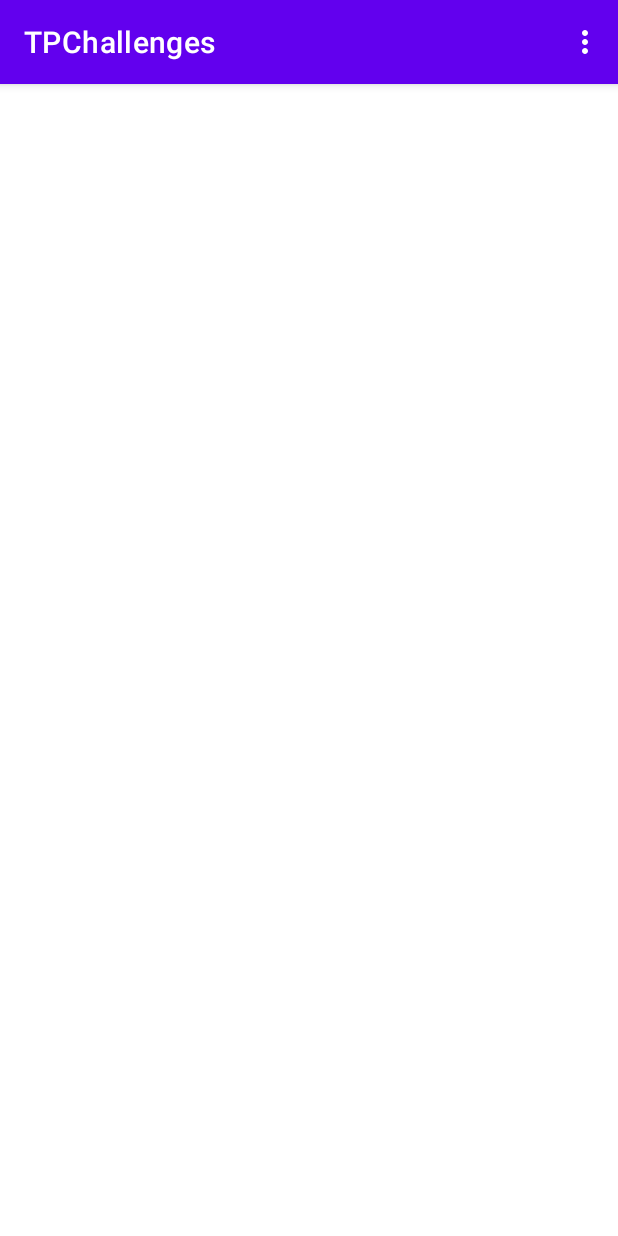
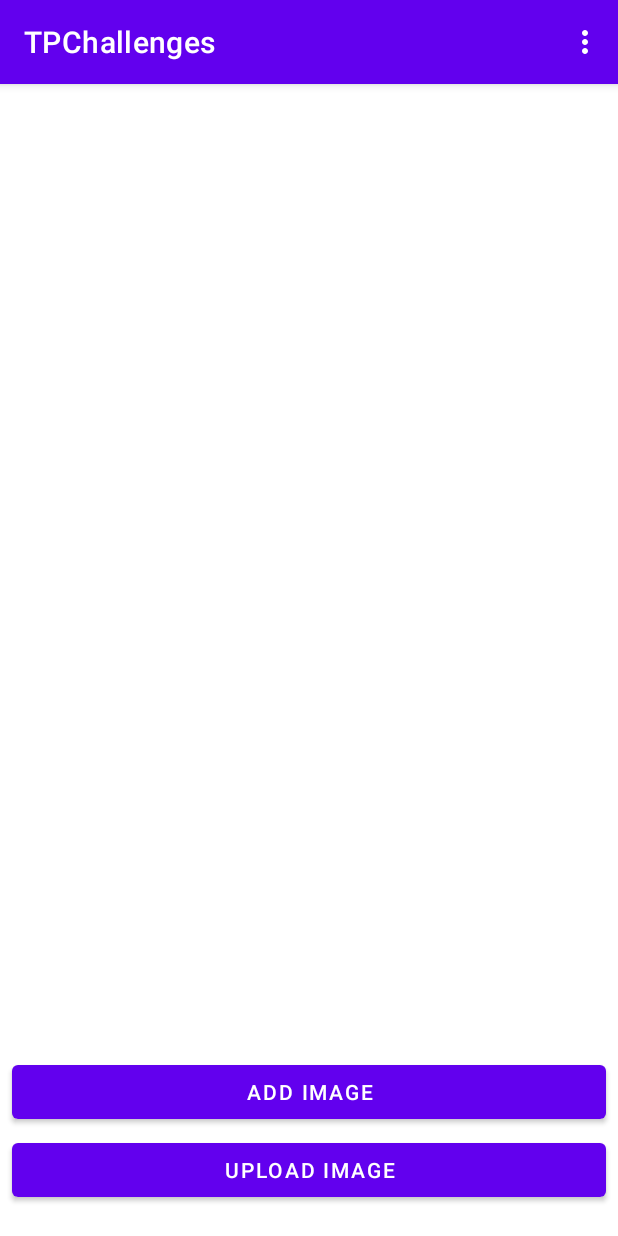
Before and after one commit to DaShagy/TPChallenges, an Android app: the screen it shows after launch (MyPlacesActivity), in the options menu, after a tap on "Change Activity", on a phone screen of 412 x 824 dp. Run offline under Robolectric (Android 15) with nearby library versions, the phone set to English and light mode, and no system bars; our stand-ins replace Dagger/Hilt's generated code, Firebase (no records; nobody signed in at launch, a user with empty details on screens opened directly), Room's generated code; libraries missing offline, so code that uses them is left out: com.chuckerteam.chucker; 3 statements that could not run were skipped.

Commit message:
Can show images from camera and from internal storage. Cannot upload them yet

```diff
--- a/app/build.gradle
+++ b/app/build.gradle
@@ -4,6 +4,7 @@ plugins {
     id 'kotlin-parcelize'
     id 'kotlin-kapt'
     id 'com.google.dagger.hilt.android'
+    id 'com.google.gms.google-services'
 }
 
 android {
@@ -57,6 +58,7 @@ dependencies {
 
     //Glide
     implementation "com.github.bumptech.glide:glide:${glide_version}"
+    implementation 'com.google.firebase:firebase-common-ktx:20.3.2'
     kapt "com.github.bumptech.glide:compiler:${glide_version}"
 
     //Hilt
--- a/app/src/main/java/com/dashagy/tpchallenges/TPChallengesApplication.kt
+++ b/app/src/main/java/com/dashagy/tpchallenges/TPChallengesApplication.kt
@@ -1,7 +1,14 @@
 package com.dashagy.tpchallenges
 
 import android.app.Application
+import com.google.firebase.FirebaseApp
+
 import dagger.hilt.android.HiltAndroidApp
 
 @HiltAndroidApp
-class TPChallengesApplication: Application()
+class TPChallengesApplication: Application() {
+    override fun onCreate() {
+        super.onCreate()
+        FirebaseApp.initializeApp(this)
+    }
+}
--- a/app/src/main/java/com/dashagy/tpchallenges/presentation/activity/MyPlacesActivity.kt
+++ b/app/src/main/java/com/dashagy/tpchallenges/presentation/activity/MyPlacesActivity.kt
@@ -1,8 +1,12 @@
 package com.dashagy.tpchallenges.presentation.activity
 
 import android.os.Bundle
+import androidx.fragment.app.Fragment
 import com.dashagy.tpchallenges.databinding.ActivityMyPlacesBinding
+import com.dashagy.tpchallenges.presentation.fragments.MyPlaceFragment
+import dagger.hilt.android.AndroidEntryPoint
 
+@AndroidEntryPoint
 class MyPlacesActivity : BaseActivity() {
 
     private var _binding: ActivityMyPlacesBinding? = null
@@ -11,6 +15,7 @@ class MyPlacesActivity : BaseActivity() {
     override fun onCreate(savedInstanceState: Bundle?) {
         super.onCreate(savedInstanceState)
         _binding = ActivityMyPlacesBinding.inflate(layoutInflater)
+        addFragment(MyPlaceFragment.newInstance())
         setContentView(binding.root)
     }
 
@@ -18,4 +23,16 @@ class MyPlacesActivity : BaseActivity() {
         onBackPressed()
     }
 
+    fun replaceFragment(fragment: Fragment) {
+        with (supportFragmentManager) {
+            beginTransaction().replace(binding.fragmentCvMyPlaces.id, fragment).addToBackStack(null).commit()
+        }
+    }
+
+    private fun addFragment(fragment: Fragment) {
+        with (supportFragmentManager) {
+            beginTransaction().add(binding.fragmentCvMyPlaces.id, fragment).commit()
+        }
+    }
+
 }
--- a/app/src/main/java/com/dashagy/tpchallenges/presentation/adapters/MovieListAdapter.kt
+++ b/app/src/main/java/com/dashagy/tpchallenges/presentation/adapters/MovieListAdapter.kt
@@ -5,7 +5,7 @@ import android.view.ViewGroup
 import androidx.recyclerview.widget.DiffUtil
 import androidx.recyclerview.widget.RecyclerView
 import com.dashagy.tpchallenges.databinding.RecyclerviewMovieItemBinding
-import com.dashagy.tpchallenges.presentation.utils.loadImage
+import com.dashagy.tpchallenges.presentation.utils.loadPosterImage
 import com.dashagy.tpchallenges.presentation.viewmodel.movies.model.ViewModelMovie
 
 class MovieListAdapter: RecyclerView.Adapter<MovieListAdapter.MovieViewHolder>() {
@@ -47,7 +47,7 @@ class MovieListAdapter: RecyclerView.Adapter<MovieListAdapter.MovieViewHolder>()
 
         fun bind(movie: ViewModelMovie, listener: OnItemClickListener?) {
             with(binding) {
-                ivMovieItemPoster.loadImage(
+                ivMovieItemPoster.loadPosterImage(
                     ivMovieItemPoster.context,
                     movie.poster
                 )
--- a/app/src/main/java/com/dashagy/tpchallenges/presentation/fragments/MovieDetailsFragment.kt
+++ b/app/src/main/java/com/dashagy/tpchallenges/presentation/fragments/MovieDetailsFragment.kt
@@ -7,8 +7,7 @@ import android.view.LayoutInflater
 import android.view.View
 import android.view.ViewGroup
 import com.dashagy.tpchallenges.databinding.FragmentMovieDetailsBinding
-import com.dashagy.domain.entities.Movie
-import com.dashagy.tpchallenges.presentation.utils.loadImage
+import com.dashagy.tpchallenges.presentation.utils.loadPosterImage
 import com.dashagy.tpchallenges.presentation.viewmodel.movies.model.ViewModelMovie
 
 class MovieDetailsFragment : Fragment() {
@@ -30,7 +29,7 @@ class MovieDetailsFragment : Fragment() {
             binding.apply {
                 tvMovieTitle.text = it.title
                 tvMovieOverview.text = it.overview
-                ivMoviePoster.loadImage(requireContext(), it.poster)
+                ivMoviePoster.loadPosterImage(requireContext(), it.poster)
             }
         }
 
--- /dev/null
+++ b/app/src/main/java/com/dashagy/tpchallenges/presentation/fragments/MyPlaceFragment.kt
@@ -0,0 +1,155 @@
+package com.dashagy.tpchallenges.presentation.fragments
+
+import android.Manifest
+import android.app.AlertDialog
+import android.net.Uri
+import android.os.Bundle
+import android.os.Environment
+import android.view.LayoutInflater
+import android.view.View
+import android.view.ViewGroup
+import android.widget.Toast
+import androidx.activity.result.ActivityResultLauncher
+import androidx.activity.result.PickVisualMediaRequest
+import androidx.activity.result.contract.ActivityResultContracts
+import androidx.core.content.FileProvider
+import androidx.fragment.app.Fragment
+import androidx.fragment.app.viewModels
+import com.dashagy.tpchallenges.databinding.FragmentMyPlaceBinding
+import com.dashagy.tpchallenges.presentation.utils.loadImageFromUri
+import com.dashagy.tpchallenges.presentation.viewmodel.places.MyPlaceViewModel
+import dagger.hilt.android.AndroidEntryPoint
+import java.io.File
+import java.io.IOException
+import java.text.SimpleDateFormat
+import java.util.*
+
+@AndroidEntryPoint
+class MyPlaceFragment : Fragment() {
+
+    private val viewModel: MyPlaceViewModel by viewModels()
+
+    private var _binding: FragmentMyPlaceBinding? = null
+    private val binding get() = _binding!!
+
+    private lateinit var pickVisualMediaLauncher: ActivityResultLauncher<PickVisualMediaRequest>
+    private lateinit var cameraRequestPermissionLauncher: ActivityResultLauncher<String>
+    private lateinit var takePictureLauncher: ActivityResultLauncher<Uri>
+
+    private var fileUri: Uri? = null
+
+    override fun onCreate(savedInstanceState: Bundle?) {
+        super.onCreate(savedInstanceState)
+        pickVisualMediaLauncher = registerPickVisualMedia()
+        cameraRequestPermissionLauncher = registerCameraPermission()
+        takePictureLauncher = registerTakePicture()
+    }
+
+    override fun onCreateView(
+        inflater: LayoutInflater,
+        container: ViewGroup?,
+        savedInstanceState: Bundle?
+    ): View {
+        _binding = FragmentMyPlaceBinding.inflate(inflater, container, false)
+
+        binding.btnAddMyPlaceImage.setOnClickListener { onAddImageButtonPressed() }
+        binding.btnUploadMyPlaceImage.setOnClickListener { onUploadImageButtonPressed() }
+
+        viewModel.myPlaceState.observe(viewLifecycleOwner, ::updateImagePreview)
+
+        return binding.root
+    }
+
+    private fun registerPickVisualMedia() = registerForActivityResult(ActivityResultContracts.PickVisualMedia()) { uri ->
+        fileUri = uri
+        viewModel.updateStateOnAddPicture(uri)
+    }
+
+    private fun registerCameraPermission() = registerForActivityResult(ActivityResultContracts.RequestPermission()){ isGranted ->
+        if (isGranted) {
+            fileUri = createPictureFilePath()?.let { file ->
+                FileProvider.getUriForFile(
+                    requireContext(),
+                    "${requireContext().packageName}.fileProvider",
+                    file
+                )
+            }
+
+            fileUri?.let { takePictureLauncher.launch(it) }
+
+        } else {
+            Toast.makeText(requireActivity(), "Permission denied", Toast.LENGTH_SHORT).show()
+        }
+    }
+
+    private fun registerTakePicture() = registerForActivityResult(ActivityResultContracts.TakePicture()) { success ->
+        if (success) {
+            viewModel.updateStateOnAddPicture(fileUri)
+        } else {
+            viewModel.updateStateOnAddPicture(null, exception = Exception("Picture was not taken"))
+        }
+    }
+
+
+    private fun takePictureFromCamera() {
+        cameraRequestPermissionLauncher.launch(Manifest.permission.CAMERA)
+    }
+
+    private fun selectPictureFromGallery() {
+        pickVisualMediaLauncher.launch(PickVisualMediaRequest(ActivityResultContracts.PickVisualMedia.ImageOnly))
+    }
+
+    private fun createPictureFilePath(): File? =
+        try {
+            val timeStamp: String =
+                SimpleDateFormat("yyyyMMdd_HHmmss", Locale.getDefault()).format(Date())
+            val storageDir: File? = requireActivity().getExternalFilesDir(Environment.DIRECTORY_PICTURES)
+            File.createTempFile("JPEG_${timeStamp}_", ".jpg", storageDir)
+        } catch (e: IOException) {
+            null
+        }
+
+    private fun updateImagePreview(state: MyPlaceViewModel.MyPlaceState) {
+        when (state) {
+            is MyPlaceViewModel.MyPlaceState.AddPictureError -> {
+                Toast.makeText(requireActivity(), state.exception.message, Toast.LENGTH_SHORT).show()
+            }
+            is MyPlaceViewModel.MyPlaceState.AddPictureSuccess -> {
+                binding.ivMyPlace.loadImageFromUri(requireActivity(), state.uri)
+            }
+            MyPlaceViewModel.MyPlaceState.Loading -> Unit //TODO: Progressbar
+            is MyPlaceViewModel.MyPlaceState.UploadError -> {
+                Toast.makeText(requireActivity(), state.exception.message, Toast.LENGTH_SHORT).show()
+            }
+            is MyPlaceViewModel.MyPlaceState.UploadSuccess -> {
+                Toast.makeText(requireActivity(), state.downloadUrl, Toast.LENGTH_LONG).show()
+            }
+        }
+    }
+
+    private fun onAddImageButtonPressed() {
+        AlertDialog.Builder(requireActivity()).apply {
+            setTitle("Select Action")
+            setItems(
+                arrayOf(
+                    "Select image from gallery",
+                    "Take photo from camera"
+                )
+            ) { _, which ->
+                when (which) {
+                    0 -> selectPictureFromGallery()
+                    1 -> takePictureFromCamera()
+                }
+            }
+        }.show()
+    }
+
+    private fun onUploadImageButtonPressed() {
+        viewModel.uploadImage(fileUri.toString())
+    }
+
+    companion object {
+        @JvmStatic
+        fun newInstance() = MyPlaceFragment()
+    }
+}
--- a/app/src/main/res/layout/activity_my_places.xml
+++ b/app/src/main/res/layout/activity_my_places.xml
@@ -6,4 +6,26 @@
     android:layout_height="match_parent"
     tools:context=".presentation.activity.MyPlacesActivity">
 
+    <ProgressBar
+        android:id="@+id/progress_bar"
+        android:layout_width="wrap_content"
+        android:layout_height="wrap_content"
+        app:layout_constraintTop_toTopOf="parent"
+        app:layout_constraintBottom_toBottomOf="parent"
+        app:layout_constraintStart_toStartOf="parent"
+        app:layout_constraintEnd_toEndOf="parent"
+        android:visibility="gone"/>
+
+    <FrameLayout
+        android:id="@+id/fragment_cv_my_places"
+        android:layout_width="0dp"
+        android:layout_height="0dp"
+        android:layout_marginTop="16dp"
+        android:layout_marginBottom="16dp"
+        app:layout_constraintStart_toStartOf="parent"
+        app:layout_constraintEnd_toEndOf="parent"
+        app:layout_constraintTop_toTopOf="parent"
+        app:layout_constraintBottom_toBottomOf="parent"
+        android:visibility="visible"/>
+
 </androidx.constraintlayout.widget.ConstraintLayout>
--- /dev/null
+++ b/app/src/main/res/layout/fragment_my_place.xml
@@ -0,0 +1,42 @@
+<?xml version="1.0" encoding="utf-8"?>
+<androidx.constraintlayout.widget.ConstraintLayout xmlns:android="http://schemas.android.com/apk/res/android"
+    xmlns:tools="http://schemas.android.com/tools"
+    android:layout_width="match_parent"
+    android:layout_height="match_parent"
+    xmlns:app="http://schemas.android.com/apk/res-auto"
+    tools:context=".presentation.fragments.MyPlaceFragment">
+
+    <ImageView
+        android:id="@+id/iv_my_place"
+        android:layout_width="match_parent"
+        android:layout_height="0dp"
+        android:contentDescription="Image to upload"
+        android:layout_margin="8dp"
+        app:layout_constraintTop_toTopOf="parent"
+        app:layout_constraintStart_toStartOf="parent"
+        app:layout_constraintEnd_toEndOf="parent"
+        app:layout_constraintBottom_toTopOf="@id/btn_add_my_place_image"/>
+
+    <Button
+        android:id="@+id/btn_add_my_place_image"
+        android:layout_width="match_parent"
+        android:layout_height="wrap_content"
+        android:text="ADD IMAGE"
+        android:layout_marginHorizontal="8dp"
+        android:layout_marginBottom="4dp"
+        app:layout_constraintBottom_toTopOf="@id/btn_upload_my_place_image"
+        app:layout_constraintStart_toStartOf="parent"
+        app:layout_constraintEnd_toEndOf="parent"/>
+
+    <Button
+        android:id="@+id/btn_upload_my_place_image"
+        android:layout_width="match_parent"
+        android:layout_height="wrap_content"
+        android:text="UPLOAD IMAGE"
+        android:layout_marginHorizontal="8dp"
+        android:layout_marginBottom="4dp"
+        app:layout_constraintBottom_toBottomOf="parent"
+        app:layout_constraintStart_toStartOf="parent"
+        app:layout_constraintEnd_toEndOf="parent"/>
+
+</androidx.constraintlayout.widget.ConstraintLayout>
--- /dev/null
+++ b/app/src/main/res/xml/file_paths.xml
@@ -0,0 +1,4 @@
+<?xml version="1.0" encoding="utf-8"?>
+<paths>
+    <external-files-path name="my_images" path="Pictures" />
+</paths>
--- a/data/build.gradle
+++ b/data/build.gradle
@@ -51,6 +51,9 @@ dependencies {
     testImplementation "junit:junit:4.13.2"
     testImplementation "io.mockk:mockk:${mockk_version}"
 
+    //Firebase storage
+    implementation 'com.google.firebase:firebase-storage-ktx:20.1.0'
+
     //For Inject annotations, I think this shouldn't be here
     implementation "javax.inject:javax.inject:1"
 
--- /dev/null
+++ b/data/src/main/java/com/dashagy/data/service/ImageServiceImpl.kt
@@ -0,0 +1,28 @@
+package com.dashagy.data.service
+
+import android.net.Uri
+import com.dashagy.domain.service.ImageService
+import com.dashagy.domain.utils.Result
+import com.google.firebase.storage.FirebaseStorage
+import java.io.File
+import javax.inject.Inject
+
+class ImageServiceImpl @Inject constructor (private val storage: FirebaseStorage): ImageService {
+    override fun uploadImage(
+        filepath: String,
+        callback: (Result<String>) -> Unit
+    ) {
+        //TODO FIX THIS
+
+        val file = Uri.fromFile(File(filepath))
+        val childRef = storage.reference.child("images/${file.lastPathSegment}")
+
+        childRef
+            .putFile(file)
+            .addOnFailureListener {
+                callback(Result.Error(it))
+            }.addOnSuccessListener { taskSnapshot ->
+                callback(Result.Success(taskSnapshot.toString()))
+            }
+    }
+}
--- a/di/build.gradle
+++ b/di/build.gradle
@@ -59,6 +59,9 @@ dependencies {
     //Chucker
     implementation 'com.github.chuckerteam.chucker:library:3.5.2'
 
+    //Firebase storage
+    implementation 'com.google.firebase:firebase-storage-ktx:20.1.0'
+
     testImplementation 'junit:junit:4.13.2'
 
     androidTestImplementation 'androidx.test.ext:junit:1.1.5'
--- a/di/src/main/java/com/dashagy/di/ServiceModule.kt
+++ b/di/src/main/java/com/dashagy/di/ServiceModule.kt
@@ -1,8 +1,11 @@
 package com.dashagy.di
 
+import com.dashagy.data.service.ImageServiceImpl
 import com.dashagy.data.service.MoviesServiceImpl
 import com.dashagy.data.service.api.TheMovieDatabaseAPI
+import com.dashagy.domain.service.ImageService
 import com.dashagy.domain.service.MoviesService
+import com.google.firebase.storage.FirebaseStorage
 import dagger.Module
 import dagger.Provides
 import dagger.hilt.InstallIn
@@ -15,4 +18,12 @@ object ServiceModule {
     @Provides
     @Singleton
     fun provideMoviesService(api: TheMovieDatabaseAPI): MoviesService = MoviesServiceImpl(api)
+
+    @Provides
+    @Singleton
+    fun provideFirebaseStorage(): FirebaseStorage = FirebaseStorage.getInstance()
+
+    @Provides
+    @Singleton
+    fun provideImageService(storage: FirebaseStorage): ImageService = ImageServiceImpl(storage)
 }
--- a/di/src/main/java/com/dashagy/di/UseCasesModule.kt
+++ b/di/src/main/java/com/dashagy/di/UseCasesModule.kt
@@ -1,9 +1,11 @@
 package com.dashagy.di
 
 import com.dashagy.domain.repository.MoviesRepository
+import com.dashagy.domain.service.ImageService
 import com.dashagy.domain.service.MoviesService
 import com.dashagy.domain.useCases.GetMovieByIdUseCase
 import com.dashagy.domain.useCases.SearchMoviesUseCase
+import com.dashagy.domain.useCases.UploadImageToServiceUseCase
 import dagger.Module
 import dagger.Provides
 import dagger.hilt.InstallIn
@@ -23,4 +25,9 @@ object UseCasesModule {
     @ViewModelScoped
     fun provideSearchMovieUseCase(repository: MoviesRepository, moviesService: MoviesService) =
         SearchMoviesUseCase(repository, moviesService)
+
+    @Provides
+    @ViewModelScoped
+    fun provideUploadImageToServiceUseCase(imageService: ImageService) =
+        UploadImageToServiceUseCase(imageService)
 }
--- /dev/null
+++ b/domain/src/main/java/com/dashagy/domain/service/ImageService.kt
@@ -0,0 +1,10 @@
+package com.dashagy.domain.service
+
+import com.dashagy.domain.utils.Result
+
+interface ImageService {
+    fun uploadImage(
+        filepath: String,
+        callback: (Result<String>) -> Unit
+    )
+}
--- /dev/null
+++ b/domain/src/main/java/com/dashagy/domain/useCases/UploadImageToServiceUseCase.kt
@@ -0,0 +1,13 @@
+package com.dashagy.domain.useCases
+
+import com.dashagy.domain.service.ImageService
+import com.dashagy.domain.utils.Result
+
+class UploadImageToServiceUseCase(
+    private val service: ImageService
+) {
+    operator fun invoke(
+        filepath: String,
+        callback: (Result<String>) -> Unit
+    ) = service.uploadImage(filepath, callback)
+}
```
Also changed, not shown: app/src/main/AndroidManifest.xml (+13 -0 lines), app/src/main/java/com/dashagy/tpchallenges/presentation/utils/Extensions.kt (+9 -1 lines), app/src/main/java/com/dashagy/tpchallenges/presentation/viewmodel/places/MyPlaceViewModel.kt (added, +65 -0 lines), build.gradle (+13 -2 lines), 1 other file.
